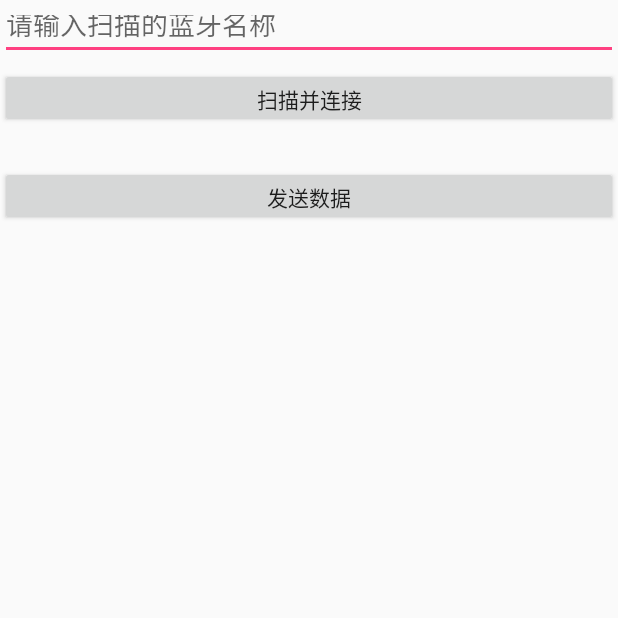
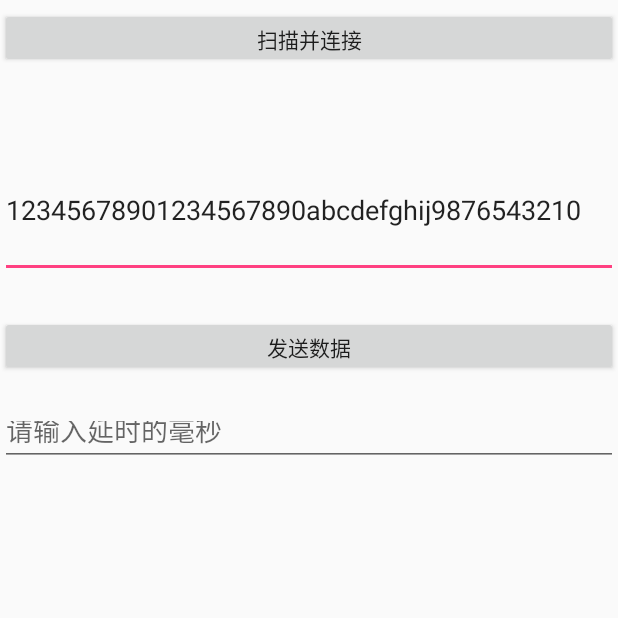
Before and after one commit to qijiuyu/WaterProject, an Android app: the screen it shows after launch (CeshiActivity), after a tap on "发送数据", on a phone screen of 412 x 824 dp, the top half of it. Run offline under Robolectric (Android 15) with nearby library versions, the phone set to English and light mode, and no system bars; Roboto replaces fonts that are not available here; 3 statements that could not run were skipped.

Commit message:
开发蓝牙测试

```diff
--- a/app/src/main/java/com/water/project/activity/CeshiActivity.java
+++ b/app/src/main/java/com/water/project/activity/CeshiActivity.java
@@ -11,8 +11,10 @@ import android.net.ConnectivityManager;
 import android.os.Bundle;
 import android.os.IBinder;
 import android.support.annotation.Nullable;
+import android.text.TextUtils;
 import android.view.View;
 import android.widget.EditText;
+import android.widget.Toast;
 
 import com.water.project.R;
 import com.water.project.service.BleService;
@@ -23,6 +25,7 @@ public class CeshiActivity extends BaseActivity {
     //蓝牙参数
     public BleService mService = null;
     public BluetoothAdapter mBtAdapter = null;
+    public static int time=0;
     @Override
     protected void onCreate(@Nullable Bundle savedInstanceState) {
         super.onCreate(savedInstanceState);
@@ -32,7 +35,9 @@ public class CeshiActivity extends BaseActivity {
         initService();
         registerBoradcastReceiver();
 
-        final EditText editText=(EditText)findViewById(R.id.et_name);
+        final EditText editText=(EditText)findViewById(R.id.et_msg);
+
+        final EditText etTime=(EditText)findViewById(R.id.et_time);
 
         findViewById(R.id.btn_con).setOnClickListener(new View.OnClickListener() {
             public void onClick(View v) {
@@ -44,28 +49,34 @@ public class CeshiActivity extends BaseActivity {
         findViewById(R.id.btn_send).setOnClickListener(new View.OnClickListener() {
             @Override
             public void onClick(View v) {
-                String str="01234567890123456789012345678901234567890123456789012345678901234567890123456789012345678901234567890123456789012345678901234567890123456789";
+
+                final String strTime=etTime.getText().toString().trim();
+                if(!TextUtils.isEmpty(strTime)){
+                    time=Integer.parseInt(strTime);
+                }else{
+                    time=0;
+                }
+
+
+                String str=editText.getText().toString().trim();
+                if(TextUtils.isEmpty(str)){
+                    showToastView("请输入要发送的内容");
+                    return;
+                }
                 final int length=str.length();
-//                String[] msg=new String[length/20];
+                String[] msg=new String[length/20];
 
-//                int index1=0,index2=20;
-//                int i=0;
-//                while(index2<=length){
-//                    msg[i]=str.substring(index1, index2);
-//                    i++;
-//                    index1+=20;
-//                    index2+=20;
-//                }
-//                for (int j=0;j<msg.length;j++){
-//                     LogUtils.e(msg[j]);
-//                     LogUtils.e(System.currentTimeMillis()+"");
-//                }
-
-                String[] msg=new String[1];
-                msg[0]="12323";
+                int index1=0,index2=20;
+                int i=0;
+                while(index2<=length){
+                    msg[i]=str.substring(index1, index2);
+                    i++;
+                    index1+=20;
+                    index2+=20;
+                }
+                LogUtils.e(msg[0]+"++++++++++"+msg[1]);
 
                boolean b= mService.writeRXCharacteristic(msg,true);
-               LogUtils.e(b+"+++++++++++++++++++++");
             }
         });
     }
@@ -114,6 +125,7 @@ public class CeshiActivity extends BaseActivity {
                      break;
                 case BleService.ACTION_ENABLE_NOTIFICATION_SUCCES://初始化通信通道成功，发送imei号验证
                      LogUtils.e("蓝牙初始化通信通道成功");
+                    showToastView("可以发送数据了");
                     break;
                     default:
                         break;
@@ -121,4 +133,11 @@ public class CeshiActivity extends BaseActivity {
 
         }
     };
+
+
+    @Override
+    protected void onDestroy() {
+        super.onDestroy();
+        mService.disconnect();
+    }
 }
--- a/app/src/main/res/layout/activity_aaa.xml
+++ b/app/src/main/res/layout/activity_aaa.xml
@@ -3,12 +3,6 @@
     android:layout_width="match_parent"
     android:layout_height="match_parent"
     android:orientation="vertical">
-
-   <EditText
-       android:id="@+id/et_name"
-       android:layout_width="match_parent"
-       android:layout_height="40dp"
-       android:hint="请输入扫描的蓝牙名称"/>
 
     <Button
         android:id="@+id/btn_con"
@@ -17,6 +11,16 @@
         android:text="扫描并连接"
         android:layout_marginTop="5dp"/>
 
+
+
+    <EditText
+        android:id="@+id/et_msg"
+        android:layout_width="match_parent"
+        android:layout_height="90dp"
+        android:text="12345678901234567890abcdefghij9876543210"
+        android:layout_marginTop="50dp"
+        android:hint="输入您要发送的内容"/>
+
     <Button
         android:id="@+id/btn_send"
         android:layout_width="match_parent"
@@ -24,4 +28,12 @@
         android:text="发送数据"
         android:layout_marginTop="25dp"/>
 
+
+    <EditText
+        android:id="@+id/et_time"
+        android:layout_width="match_parent"
+        android:layout_height="40dp"
+        android:layout_marginTop="20dp"
+        android:hint="请输入延时的毫秒"/>
+
 </LinearLayout>
```
Also changed, not shown: app/src/main/java/com/water/project/service/BleService.java (+21 -10 lines), app/src/main/java/com/water/project/utils/ByteStringHexUtil.java (added, +50 -0 lines).
